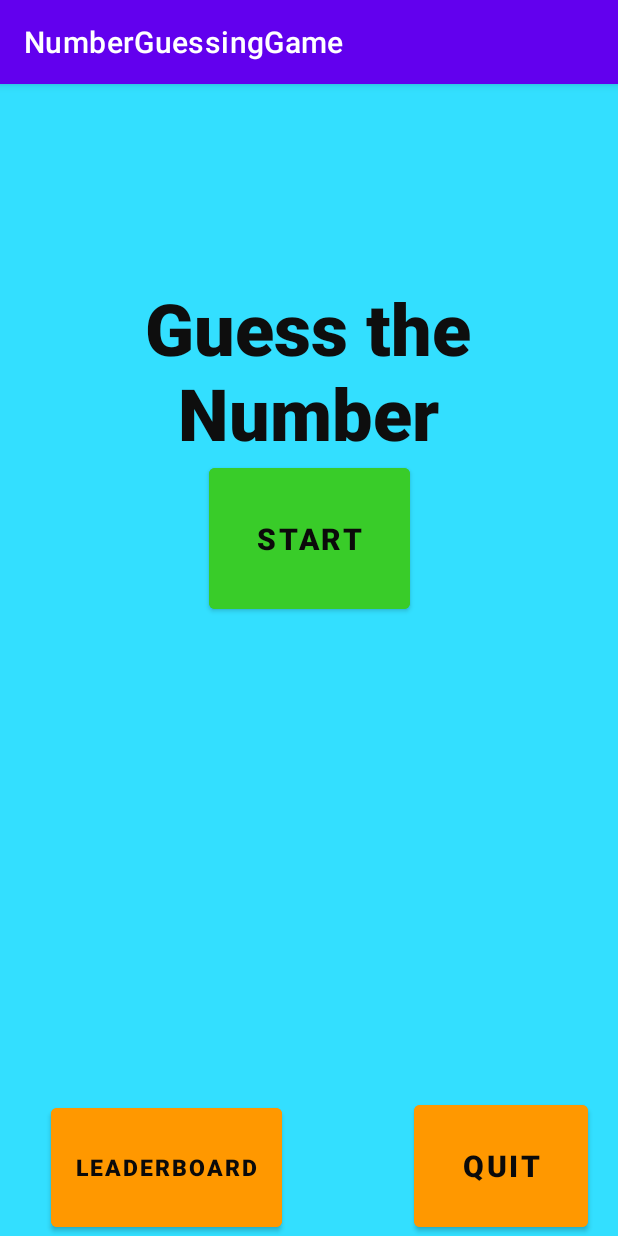
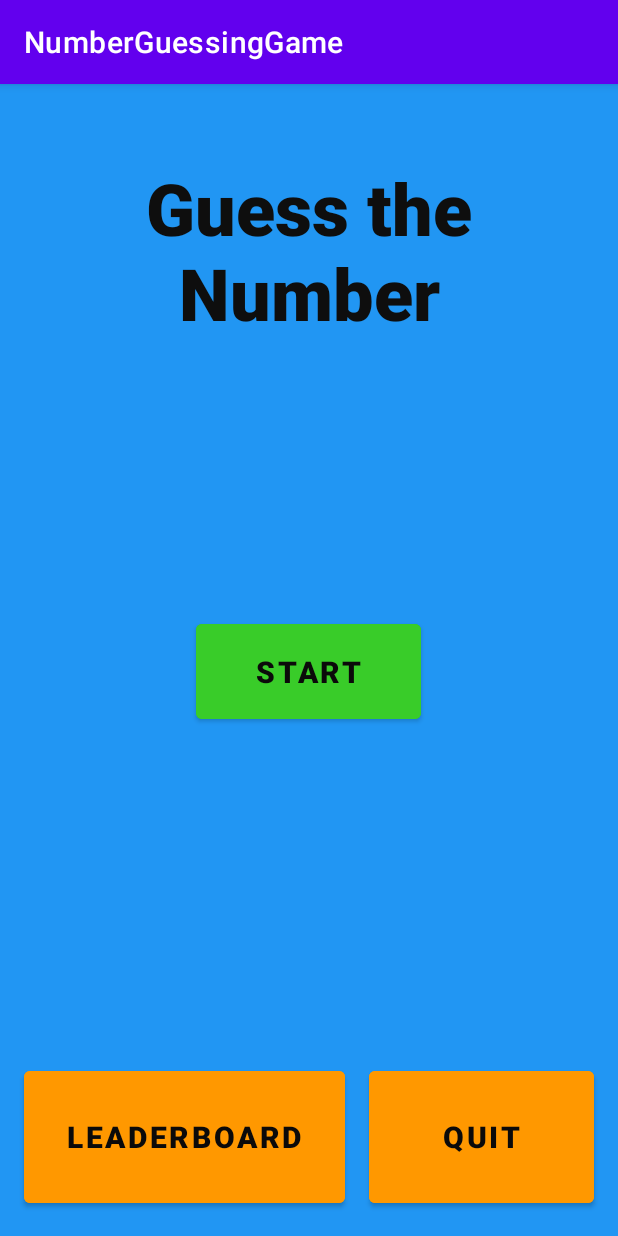
Before and after one commit to AuraCodez/guessthenumber, an Android app: the screen it shows after launch (MainActivity before the commit, MainMenu after it), on a phone screen of 412 x 824 dp. Run offline under Robolectric (Android 15) with nearby library versions, the phone set to English and light mode, and no system bars.

Commit message:
new activity

```diff
--- a/app/src/main/AndroidManifest.xml
+++ b/app/src/main/AndroidManifest.xml
@@ -10,7 +10,10 @@
         android:supportsRtl="true"
         android:theme="@style/Theme.GuessTheNumber">
         <activity
-            android:name=".MainActivity"
+            android:name=".ModeSelection"
+            android:exported="false" />
+        <activity
+            android:name=".MainMenu"
             android:exported="true">
             <intent-filter>
                 <action android:name="android.intent.action.MAIN" />
--- a/app/src/main/java/com/example/guessthenumber/MainActivity.java
+++ /dev/null
@@ -1,14 +0,0 @@
-package com.example.guessthenumber;
-
-import androidx.appcompat.app.AppCompatActivity;
-
-import android.os.Bundle;
-
-public class MainActivity extends AppCompatActivity {
-
-    @Override
-    protected void onCreate(Bundle savedInstanceState) {
-        super.onCreate(savedInstanceState);
-        setContentView(R.layout.activity_main);
-    }
-}
--- /dev/null
+++ b/app/src/main/java/com/example/guessthenumber/MainMenu.java
@@ -0,0 +1,31 @@
+package com.example.guessthenumber;
+
+import androidx.appcompat.app.AppCompatActivity;
+
+import android.content.Intent;
+import android.os.Bundle;
+import android.view.View;
+import android.widget.Button;
+
+public class MainMenu extends AppCompatActivity {
+    private Button btnStart;
+
+    @Override
+    protected void onCreate(Bundle savedInstanceState) {
+        super.onCreate(savedInstanceState);
+        setContentView(R.layout.activity_main);
+
+        btnStart = findViewById(R.id.btnStart);
+        btnStart.setOnClickListener(new View.OnClickListener() {
+            @Override
+            public void onClick(View view) {
+                openModeSelection();
+            }
+        });
+    }
+
+    public void openModeSelection() {
+        Intent intent = new Intent(this, ModeSelection.class);
+        startActivity(intent);
+    }
+}
--- a/app/src/main/res/layout/activity_main.xml
+++ b/app/src/main/res/layout/activity_main.xml
@@ -3,65 +3,76 @@
     xmlns:app="http://schemas.android.com/apk/res-auto"
     xmlns:tools="http://schemas.android.com/tools"
     android:layout_width="match_parent"
-    android:background="#33DFFF"
-    android:layout_height="match_parent">
+    android:layout_height="match_parent"
+    android:background="#2196F3">
 
 
     <TextView
-        android:id="@+id/textView"
-        android:layout_width="342dp"
-        android:layout_height="120dp"
+        android:id="@+id/lblTitle"
+        android:layout_width="0dp"
+        android:layout_height="wrap_content"
+        android:layout_marginStart="32dp"
+        android:layout_marginTop="50dp"
+        android:layout_marginEnd="32dp"
         android:fontFamily="sans-serif-black"
         android:gravity="center"
         android:text="Guess the Number"
         android:textColor="#0E0E0E"
         android:textSize="48sp"
         android:textStyle="bold"
-        app:layout_constraintBottom_toBottomOf="parent"
         app:layout_constraintEnd_toEndOf="parent"
-        app:layout_constraintHorizontal_bias="0.492"
+        app:layout_constraintHorizontal_bias="0.0"
         app:layout_constraintStart_toStartOf="parent"
-        app:layout_constraintTop_toTopOf="parent"
-        app:layout_constraintVertical_bias="0.201" />
+        app:layout_constraintTop_toTopOf="parent" />
 
     <Button
-        android:id="@+id/button"
-        android:layout_width="134dp"
-        android:layout_height="106dp"
+        android:id="@+id/btnStart"
+        android:layout_width="150dp"
+        android:layout_height="75dp"
         android:backgroundTint="#39CC29"
         android:text="Start"
         android:textColor="#0B0A0A"
         android:textSize="20sp"
         android:textStyle="bold"
+        app:layout_constraintBottom_toTopOf="@+id/btnLeaderboard"
         app:layout_constraintEnd_toEndOf="parent"
+        app:layout_constraintHorizontal_bias="0.498"
         app:layout_constraintStart_toStartOf="parent"
-        app:layout_constraintTop_toBottomOf="@+id/textView" />
+        app:layout_constraintTop_toBottomOf="@+id/lblTitle"
+        app:layout_constraintVertical_bias="0.45" />
 
     <Button
-        android:id="@+id/button2"
-        android:layout_width="154dp"
-        android:layout_height="91dp"
-        android:layout_marginEnd="88dp"
+        android:id="@+id/btnLeaderboard"
+        android:layout_width="0dp"
+        android:layout_height="100dp"
+        android:layout_marginStart="16dp"
+        android:layout_marginEnd="8dp"
+        android:layout_marginBottom="16dp"
         android:backgroundTint="#FF9800"
         android:text="Leaderboard"
-        android:textColor="#0B0A0A"
-        android:textSize="15sp"
-        android:textStyle="bold"
-        app:layout_constraintBottom_toBottomOf="parent"
-        app:layout_constraintEnd_toStartOf="@+id/button3" />
-
-    <Button
-        android:id="@+id/button3"
-        android:layout_width="116dp"
-        android:layout_height="93dp"
-        android:layout_marginEnd="20dp"
-        android:backgroundTint="#FF9800"
-        android:text="QUIT"
         android:textColor="#0B0A0A"
         android:textSize="20sp"
         android:textStyle="bold"
         app:layout_constraintBottom_toBottomOf="parent"
-        app:layout_constraintEnd_toEndOf="parent" />
+        app:layout_constraintEnd_toStartOf="@+id/btnQuit"
+        app:layout_constraintStart_toStartOf="parent" />
+
+    <Button
+        android:id="@+id/btnQuit"
+        android:layout_width="150dp"
+        android:layout_height="100dp"
+        android:layout_marginStart="8dp"
+        android:layout_marginEnd="16dp"
+        android:layout_marginBottom="16dp"
+        android:backgroundTint="#FF9800"
+        android:text="Quit"
+        android:textColor="#0B0A0A"
+        android:textSize="20sp"
+        android:textStyle="bold"
+        app:layout_constraintBottom_toBottomOf="parent"
+        app:layout_constraintEnd_toEndOf="parent"
+        app:layout_constraintHorizontal_bias="0.5"
+        app:layout_constraintStart_toEndOf="@+id/btnLeaderboard" />
 
 
 </androidx.constraintlayout.widget.ConstraintLayout>
```
Also changed, not shown: app/src/main/java/com/example/guessthenumber/ModeSelection.java (added, +31 -0 lines), app/src/main/res/layout/activity_mode_selection.xml (added, +85 -0 lines).
